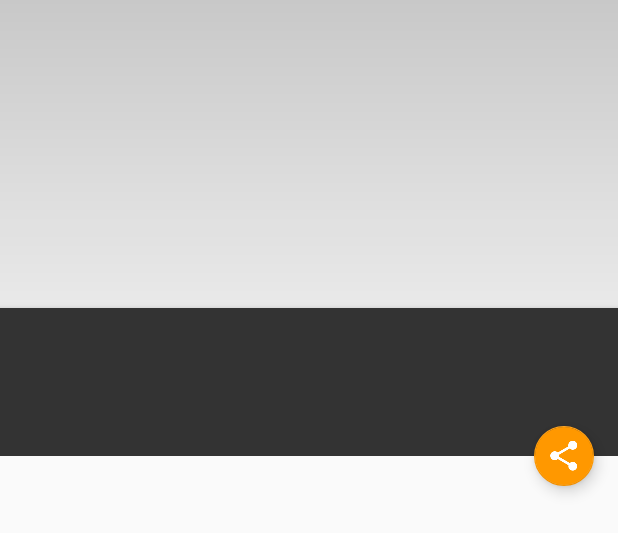
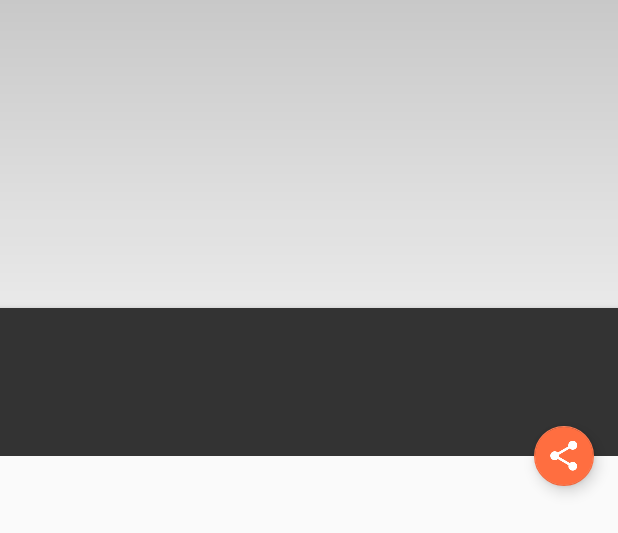
Before and after one commit to mahmoud-elshahat/xyz-reader, an Android app: the layout fragment_article_detail.xml on its own in the app's theme, with its tools: preview values and no code run, on a phone screen of 412 x 824 dp. Shown: the top 533 px of the screen. Run offline under Robolectric (Android 15) with nearby library versions, the phone set to English and light mode, and no system bars.

Commit message:
SnackBar , Color Palette  and improvements

```diff
--- a/XYZReader/src/main/java/com/example/xyzreader/remote/Config.java
+++ b/XYZReader/src/main/java/com/example/xyzreader/remote/Config.java
@@ -12,7 +12,7 @@ public class Config {
     static {
         URL url = null;
         try {
-            url = new URL("https://go.udacity.com/xyz-reader-json" );
+            url = new URL("https://raw.githubusercontent.com/TNTest/xyzreader/master/data.json");
         } catch (MalformedURLException ignored) {
             Log.e(TAG, "Please check your internet connection.");
         }
--- a/XYZReader/src/main/res/layout/fragment_article_detail.xml
+++ b/XYZReader/src/main/res/layout/fragment_article_detail.xml
@@ -33,7 +33,7 @@
                     android:layout_height="match_parent"
                     android:fitsSystemWindows="true"
                     android:transitionName="@string/transition_photo"
-                    android:scaleType="fitXY"
+                    android:scaleType="centerCrop"
                     app:layout_collapseMode="pin" />
 
                 <View
@@ -117,7 +117,6 @@
         android:layout_margin="16dp"
         android:contentDescription="@string/action_share"
         app:layout_anchorGravity="bottom|right"
-        android:elevation="@dimen/fab_elevation"
         android:src="@drawable/ic_share"
         app:layout_anchor="@id/appBar"
         app:fabSize="mini"
--- a/XYZReader/src/main/res/layout/list_item_article.xml
+++ b/XYZReader/src/main/res/layout/list_item_article.xml
@@ -19,7 +19,7 @@
         <com.example.xyzreader.ui.DynamicHeightNetworkImageView
             android:id="@+id/thumbnail"
             android:layout_width="match_parent"
-            android:layout_height="200dp"
+            android:layout_height="0dp"
             android:transitionName="@string/transition_photo"
             android:scaleType="fitXY"
             android:background="@color/photo_placeholder" />
--- a/XYZReader/src/main/res/values/colors.xml
+++ b/XYZReader/src/main/res/values/colors.xml
@@ -18,9 +18,9 @@
 <resources>
     <color name="photo_placeholder">#ccc</color>
 
-    <color name="theme_primary">#03A9F4</color>
-    <color name="theme_primary_dark">#0288D1</color>
-    <color name="theme_accent">#FF9800</color>
+    <color name="theme_primary">#2196F3</color>
+    <color name="theme_primary_dark">#1976D2</color>
+    <color name="theme_accent">#FF6E40</color>
     <color name="ltgray">#ffe0e0e0</color>
     <color name="black">#000000</color>
 </resources>
```
Also changed, not shown: XYZReader/src/main/java/com/example/xyzreader/ui/ArticleDetailFragment.java (+28 -15 lines), XYZReader/src/main/java/com/example/xyzreader/ui/ArticleListActivity.java (+10 -3 lines), XYZReader/src/main/res/layout/activity_article_detail.xml (+1 -17 lines), XYZReader/src/main/res/layout/activity_article_list.xml (+13 -13 lines).
